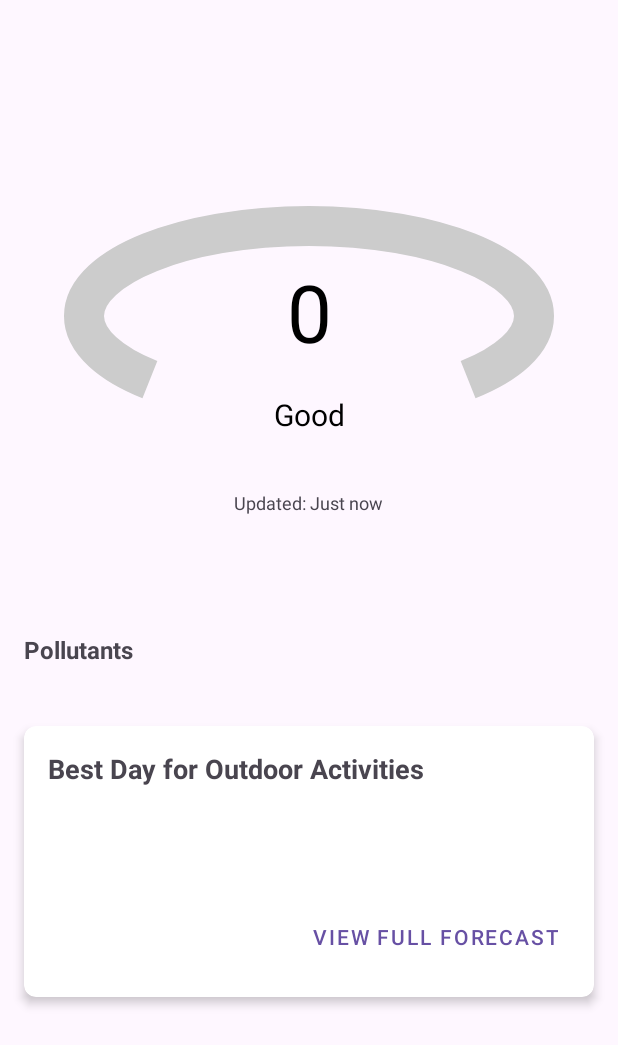
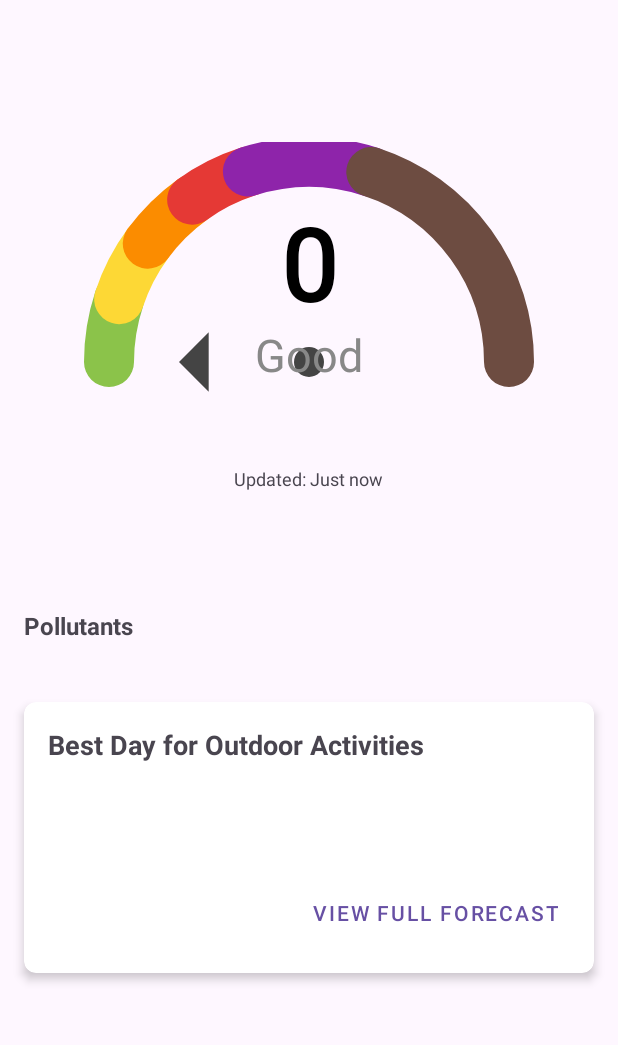
Before and after one commit to Punvireakroth/AirAdvise, an Android app: the layout fragment_home.xml on its own in the app's theme, with its tools: preview values and no code run, on a phone screen of 412 x 824 dp. Shown: the top 1045 px of the screen. Run offline under Robolectric (Android 15) with nearby library versions, the phone set to English and light mode, and no system bars.

Commit message:
Display a better looking guage

```diff
--- a/app/src/main/java/com/example/airadvise/views/AQIGaugeView.kt
+++ b/app/src/main/java/com/example/airadvise/views/AQIGaugeView.kt
@@ -3,7 +3,9 @@ package com.example.airadvise.views
 import android.animation.ValueAnimator
 import android.content.Context
 import android.graphics.Canvas
+import android.graphics.Color
 import android.graphics.Paint
+import android.graphics.Path
 import android.graphics.RectF
 import android.util.AttributeSet
 import android.view.View
@@ -11,6 +13,8 @@ import android.view.animation.AccelerateDecelerateInterpolator
 import androidx.core.content.ContextCompat
 import com.example.airadvise.R
 import com.example.airadvise.utils.AQIUtils
+import kotlin.math.cos
+import kotlin.math.sin
 
 class AQIGaugeView @JvmOverloads constructor(
     context: Context,
@@ -26,24 +30,47 @@ class AQIGaugeView @JvmOverloads constructor(
 
     private var aqiValue: Int = 0
     private val arcPaint = Paint(Paint.ANTI_ALIAS_FLAG)
-    private val backgroundArcPaint = Paint(Paint.ANTI_ALIAS_FLAG)
+    private val needlePaint = Paint(Paint.ANTI_ALIAS_FLAG)
+    private val needleBasePaint = Paint(Paint.ANTI_ALIAS_FLAG)
     private val textPaint = Paint(Paint.ANTI_ALIAS_FLAG)
     private val labelPaint = Paint(Paint.ANTI_ALIAS_FLAG)
     private val arcRect = RectF()
 
+    // AQI segment colors
+    private val segmentColors = arrayOf(
+        Color.parseColor("#8BC34A"),  // Green - Good
+        Color.parseColor("#FDD835"),  // Yellow - Moderate
+        Color.parseColor("#FB8C00"),  // Orange - Unhealthy for sensitive groups
+        Color.parseColor("#E53935"),  // Red - Unhealthy
+        Color.parseColor("#8E24AA"),  // Purple - Very unhealthy
+        Color.parseColor("#6D4C41")   // Brown - Hazardous
+    )
+
+    // AQI segment thresholds
+    private val thresholds = arrayOf(0, 51, 101, 151, 201, 301, 501)
+
     init {
         arcPaint.style = Paint.Style.STROKE
-        arcPaint.strokeWidth = 40f
+        arcPaint.strokeWidth = 50f
+        arcPaint.strokeCap = Paint.Cap.ROUND
 
-        backgroundArcPaint.style = Paint.Style.STROKE
-        backgroundArcPaint.strokeWidth = 40f
-        backgroundArcPaint.color = ContextCompat.getColor(context, R.color.gray_light)
+        needlePaint.style = Paint.Style.FILL
+        needlePaint.color = Color.DKGRAY
+        needlePaint.strokeWidth = 5f
+        needlePaint.isAntiAlias = true
 
-        textPaint.textSize = 80f
+        needleBasePaint.style = Paint.Style.FILL
+        needleBasePaint.color = Color.DKGRAY
+        needleBasePaint.isAntiAlias = true
+
+        textPaint.textSize = 100f
         textPaint.textAlign = Paint.Align.CENTER
+        textPaint.color = Color.BLACK
+        textPaint.isFakeBoldText = true
 
-        labelPaint.textSize = 30f
+        labelPaint.textSize = 45f
         labelPaint.textAlign = Paint.Align.CENTER
+        labelPaint.color = Color.GRAY
     }
 
     /**
@@ -68,8 +95,6 @@ class AQIGaugeView @JvmOverloads constructor(
             animator.addUpdateListener { animation ->
                 val animatedValue = animation.animatedValue as Int
                 currentValue = animatedValue
-                arcPaint.color = AQIUtils.getAQIColor(context, animatedValue)
-                textPaint.color = AQIUtils.getAQIColor(context, animatedValue)
                 invalidate()
             }
 
@@ -78,8 +103,6 @@ class AQIGaugeView @JvmOverloads constructor(
         } else {
             // Immediate update without animation
             currentValue = aqi
-            arcPaint.color = AQIUtils.getAQIColor(context, aqi)
-            textPaint.color = AQIUtils.getAQIColor(context, aqi)
             invalidate()
         }
     }
@@ -89,33 +112,90 @@ class AQIGaugeView @JvmOverloads constructor(
 
         val width = width.toFloat()
         val height = height.toFloat()
-        val padding = 60f
+        val centerX = width / 2
+        val centerY = height - 80f  // Move center point lower for half-circle
 
-        // Draw background arc
-        arcRect.set(padding, padding, width - padding, height - padding)
-        canvas.drawArc(arcRect, 135f, 270f, false, backgroundArcPaint)
+        // Size of the half-circle gauge
+        val radius = Math.min(width, height * 1.6f) / 2 - 40f
 
-        // Calculate progress using the current animated value
-        val maxAqi = 500f // Max AQI value
-        val progress = (currentValue / maxAqi).coerceAtMost(1f)
-        val sweepAngle = 270f * progress
+        // Draw colored segments - half circle
+        arcRect.set(centerX - radius, centerY - radius, centerX + radius, centerY + radius)
 
-        // Draw progress arc
-        canvas.drawArc(arcRect, 135f, sweepAngle, false, arcPaint)
+        // Half-circle parameters
+        val totalArcAngle = 180f            // Full half-circle
+        val startAngle = 180f               // Start from left (180 degrees)
 
-        // Draw AQI value text using the current animated value
+        // Calculate total range for scaling
+        val totalRange = thresholds.last() - thresholds.first()
+
+        // Draw each segment
+        for (i in 0 until segmentColors.size) {
+            val segmentStartValue = thresholds[i]
+            val segmentEndValue = thresholds[i + 1]
+            val segmentRange = segmentEndValue - segmentStartValue
+
+            // Calculate angles for half-circle
+            val segmentStartAngle = startAngle + totalArcAngle * (segmentStartValue.toFloat() / totalRange)
+            val sweepAngle = totalArcAngle * (segmentRange.toFloat() / totalRange)
+
+            // Set color for this segment
+            arcPaint.color = segmentColors[i]
+
+            // Draw segment
+            canvas.drawArc(arcRect, segmentStartAngle, sweepAngle, false, arcPaint)
+        }
+
+        // Calculate needle angle based on current value (for half-circle)
+        val currentValueCapped = currentValue.coerceAtMost(thresholds.last())
+        val angleRad = Math.toRadians(
+            startAngle + (totalArcAngle * currentValueCapped / totalRange).toDouble()
+        )
+
+        // Calculate needle endpoints
+        val needleLength = radius - 70f  // Slightly shorter than radius
+        val needleEndX = centerX + (needleLength * cos(angleRad)).toFloat()
+        val needleEndY = centerY + (needleLength * sin(angleRad)).toFloat()
+
+        // Draw needle
+        val needleBaseRadius = 15f
+
+        // Draw base circle of needle
+        canvas.drawCircle(centerX, centerY, needleBaseRadius, needleBasePaint)
+
+        // Create and draw needle
+        val needlePath = Path()
+        needlePath.moveTo(centerX, centerY)
+        needlePath.lineTo(needleEndX, needleEndY)
+        canvas.drawPath(needlePath, needlePaint)
+
+        // Draw arrow at end of needle
+        val arrowSize = 42f
+        val arrowPath = Path()
+        arrowPath.moveTo(needleEndX, needleEndY)
+        arrowPath.lineTo(
+            needleEndX + arrowSize * cos(angleRad + Math.PI * 3/4).toFloat(),
+            needleEndY + arrowSize * sin(angleRad + Math.PI * 3/4).toFloat()
+        )
+        arrowPath.lineTo(
+            needleEndX + arrowSize * cos(angleRad - Math.PI * 3/4).toFloat(),
+            needleEndY + arrowSize * sin(angleRad - Math.PI * 3/4).toFloat()
+        )
+        arrowPath.close()
+        canvas.drawPath(arrowPath, needlePaint)
+
+        // Draw AQI value text (moved slightly up from center)
         canvas.drawText(
             currentValue.toString(),
-            width / 2,
-            height / 2 + textPaint.textSize / 3,
+            centerX,
+            centerY - radius/2 + 40,
             textPaint
         )
 
-        // Draw AQI category text using the current animated value
+        // Draw AQI category text (below number)
         canvas.drawText(
             AQIUtils.getAQICategory(context, currentValue),
-            width / 2,
-            height / 2 + textPaint.textSize + labelPaint.textSize,
+            centerX,
+            centerY - radius/2 + 110,
             labelPaint
         )
     }
--- a/app/src/main/res/layout/fragment_home.xml
+++ b/app/src/main/res/layout/fragment_home.xml
@@ -42,7 +42,7 @@
                     layout="@layout/layout_air_quality_detail"
                     android:layout_width="match_parent"
                     android:layout_height="wrap_content"
-                    android:layout_marginTop="16dp" />
+                    />
 
                 <androidx.cardview.widget.CardView
                     android:id="@+id/bestDayCard"
```
Also changed, not shown: app/src/main/java/com/example/airadvise/HomeFragment.kt (+2 -57 lines).
